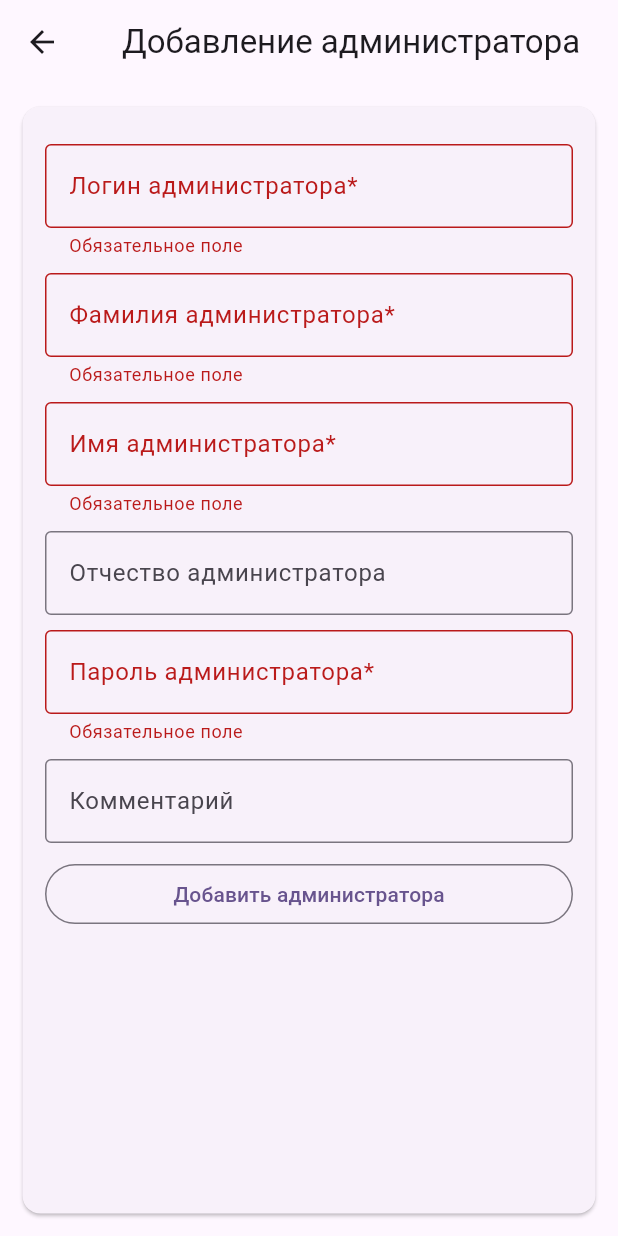
After one commit to PavelPutin/restobook_web, a Flutter app: the EmployeeCreationForm screen opened directly, after a tap on "Добавить администратора", on a phone screen of 412 x 824 dp. The commit adds this screen. Run offline on Flutter 3.47's test engine with Material 3 defaults, Android fonts, the phone set to English and light mode, and no system bars; our stand-ins replace get_it.

Commit message:
feat: make employee creation screen

```diff
--- /dev/null
+++ b/lib/view/employee_creation_form.dart
@@ -0,0 +1,173 @@
+import 'package:flutter/material.dart';
+import 'package:provider/provider.dart';
+
+import '../model/entities/employee.dart';
+import '../view_model/restaurant_view_model.dart';
+
+class EmployeeCreationForm extends StatefulWidget {
+  const EmployeeCreationForm({super.key});
+
+  @override
+  State<EmployeeCreationForm> createState() => _EmployeeCreationFormState();
+}
+
+class _EmployeeCreationFormState extends State<EmployeeCreationForm> {
+  Future<void> submiting = Future.delayed(Duration.zero);
+
+  final formKey = GlobalKey<FormState>();
+  final loginController = TextEditingController();
+  final surnameController = TextEditingController();
+  final nameController = TextEditingController();
+  final patronymicController = TextEditingController();
+  final commentController = TextEditingController();
+  final passwordController = TextEditingController();
+
+  @override
+  Widget build(BuildContext context) {
+    return Scaffold(
+      appBar: AppBar(
+        title: Center(
+          child: ConstrainedBox(
+            constraints: const BoxConstraints(maxWidth: 1200),
+            child: const Text("Добавление администратора"),
+          ),
+        ),
+      ),
+      body: Center(
+        child: ConstrainedBox(
+          constraints: const BoxConstraints(maxWidth: 1200),
+          child: Card(
+            margin: const EdgeInsets.all(15),
+            child: Padding(
+              padding: const EdgeInsets.all(15.0),
+              child: Form(
+                key: formKey,
+                child: ListView(
+                  children: [
+                    Container(
+                      margin: const EdgeInsets.only(top: 10),
+                      child: TextFormField(
+                        controller: loginController,
+                        decoration: const InputDecoration(
+                            border: OutlineInputBorder(),
+                            labelText: "Логин администратора*"),
+                        validator: _nameValidator,
+                      ),
+                    ),
+                    Container(
+                      margin: const EdgeInsets.only(top: 10),
+                      child: TextFormField(
+                        controller: surnameController,
+                        decoration: const InputDecoration(
+                            border: OutlineInputBorder(),
+                            labelText: "Фамилия администратора*"),
+                        validator: _nameValidator,
+                      ),
+                    ),
+                    Container(
+                      margin: const EdgeInsets.only(top: 10),
+                      child: TextFormField(
+                        controller: nameController,
+                        decoration: const InputDecoration(
+                            border: OutlineInputBorder(), labelText: "Имя администратора*"),
+                        validator: _nameValidator,
+                      ),
+                    ),
+                    Container(
+                      margin: const EdgeInsets.only(top: 10),
+                      child: TextFormField(
+                        controller: patronymicController,
+                        decoration: const InputDecoration(
+                            border: OutlineInputBorder(), labelText: "Отчество администратора"),
+                        validator: _patronymicValidator,
+                      ),
+                    ),
+                    Container(
+                      margin: const EdgeInsets.only(top: 10),
+                      child: TextFormField(
+                        controller: passwordController,
+                        decoration: const InputDecoration(
+                            border: OutlineInputBorder(), labelText: "Пароль администратора*"),
+                        validator: _nameValidator,
+                      ),
+                    ),
+                    Container(
+                      margin: const EdgeInsets.only(top: 10),
+                      child: TextFormField(
+                        controller: commentController,
+                        decoration: const InputDecoration(
+                            border: OutlineInputBorder(),
+                            labelText: "Комментарий"),
+                        maxLines: null,
+                      ),
+                    ),
+                    Container(
+                        margin: const EdgeInsets.only(top: 10),
+                        child: OutlinedButton(
+                            onPressed: submit,
+                            child: FutureBuilder(
+                              future: submiting,
+                              builder: (context, snapshot) {
+                                if (snapshot.connectionState ==
+                                    ConnectionState.waiting) {
+                                  return const CircularProgressIndicator();
+                                }
+
+                                return const Text("Добавить администратора");
+                              },
+                            )))
+                  ],
+                ),
+              ),
+            ),
+          ),
+        ),
+      ),
+    );
+  }
+
+  String? _nameValidator(String? value) {
+    if (value == null || value.trim().isEmpty) {
+      return "Обязательное поле";
+    }
+
+    if (value.length > 512) {
+      return "Максимальная длина 512 символов";
+    }
+    return null;
+  }
+
+  String? _patronymicValidator(String? value) {
+    if (!(value == null || value.trim().isEmpty) && value.length > 512) {
+      return "Максимальная длина 512 символов";
+    }
+
+    return null;
+  }
+
+  void submit() async {
+    if (formKey.currentState!.validate()) {
+      Employee created = Employee(
+          null,
+          loginController.text.trim(),
+          surnameController.text.trim(),
+          nameController.text.trim(),
+          patronymicController.text.trim().isEmpty
+              ? null
+              : patronymicController.text.trim(),
+          commentController.text.trim().isEmpty
+              ? null
+              : commentController.text.trim(),
+          false,
+          context.read<RestaurantViewModel>().activeRestaurant!.id!);
+
+      setState(() {
+        submiting = context.read<RestaurantViewModel>().createAdmin(created);
+        submiting.then((value) {
+          ScaffoldMessenger.of(context).showSnackBar(const SnackBar(content: Text("Администратор успешно добавлен")));
+          Navigator.of(context).pop();
+        });
+      });
+    }
+  }
+}
--- a/lib/view/restaurant_screen.dart
+++ b/lib/view/restaurant_screen.dart
@@ -1,5 +1,6 @@
 import 'package:flutter/material.dart';
 import 'package:provider/provider.dart';
+import 'package:restobook_web/view/employee_creation_form.dart';
 import 'package:restobook_web/view/info_label.dart';
 import 'package:restobook_web/view/refreshable_future_list_view.dart';
 
@@ -95,7 +96,11 @@ class _RestaurantScreenState extends State<RestaurantScreen> {
                       listWidgets.add(Container(
                           margin: const EdgeInsets.only(top: 15),
                           child: OutlinedButton(
-                              onPressed: () {},
+                              onPressed: () {
+                                Navigator.of(context).push(
+                                  MaterialPageRoute(builder: (context) => const EmployeeCreationForm())
+                                );
+                              },
                               child: const Text("Добавить администратора"))));
                       return ListView(
                         physics: const AlwaysScrollableScrollPhysics(),
--- a/lib/view_model/restaurant_view_model.dart
+++ b/lib/view_model/restaurant_view_model.dart
@@ -54,4 +54,10 @@ class RestaurantViewModel extends ChangeNotifier {
     await restaurantRepository.delete(restaurant);
     notifyListeners();
   }
+
+  Future<void> createAdmin(Employee created) async {
+    await employeeRepository.create(created);
+    await loadActiveRestaurant(_activeRestaurant!.id!);
+    notifyListeners();
+  }
 }
```
